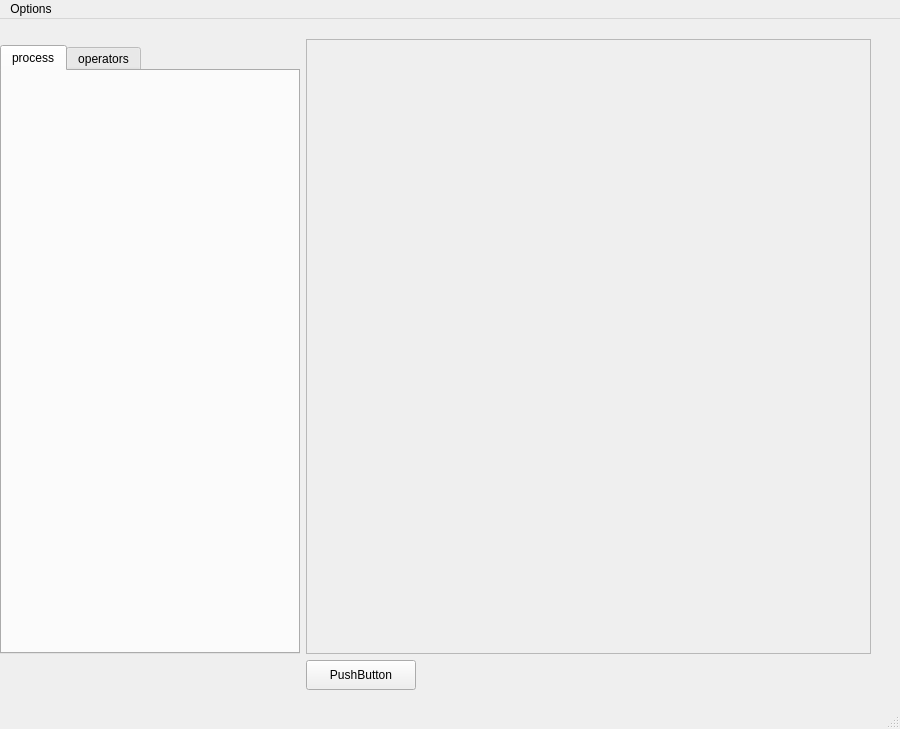
First picture: the form in UI/mainwindow.ui, repository FreddyDurkee/HipSegmenter, before the edit.
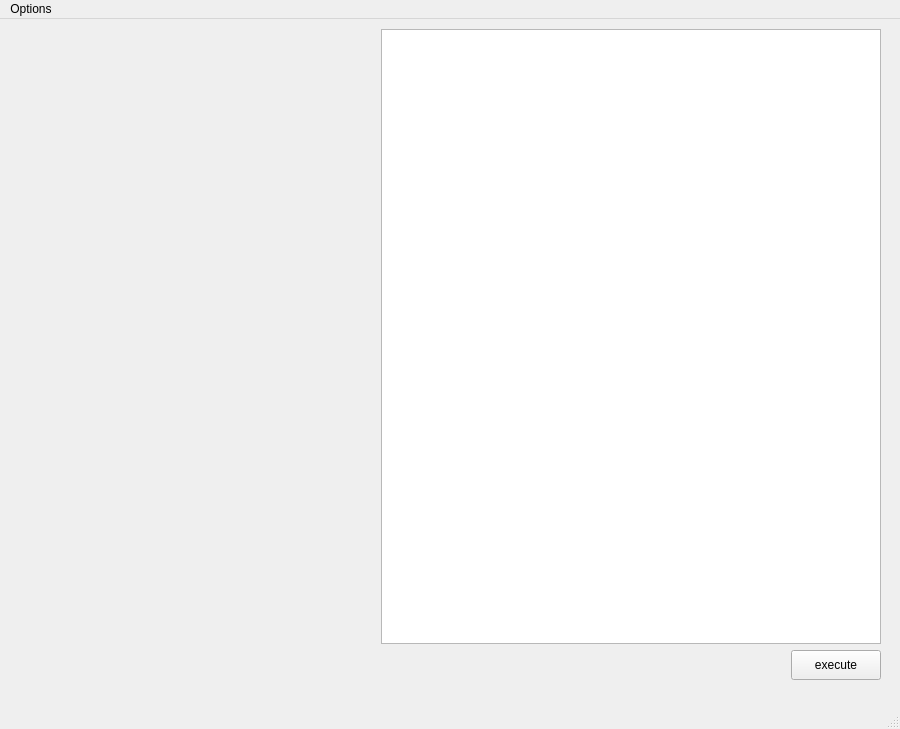
Second picture: the form after the edit. Custom widgets are drawn as their Qt base class.

Commit message: implement draggable OperationBlockLabel

Diff of the .ui file:
```diff
--- a/UI/mainwindow.ui
+++ b/UI/mainwindow.ui
@@ -24,7 +24,7 @@
   </property>
   <property name="maximumSize">
    <size>
-    <width>900</width>
+    <width>16777215</width>
     <height>16777215</height>
    </size>
   </property>
@@ -35,50 +35,15 @@
    <widget class="QWidget" name="layoutWidget">
     <property name="geometry">
      <rect>
-      <x>0</x>
-      <y>20</y>
+      <x>10</x>
+      <y>10</y>
       <width>871</width>
       <height>651</height>
      </rect>
     </property>
     <layout class="QGridLayout" name="gridLayout">
-     <item row="1" column="1">
-      <widget class="QTabWidget" name="tabWidget">
-       <property name="sizePolicy">
-        <sizepolicy hsizetype="Expanding" vsizetype="Expanding">
-         <horstretch>5</horstretch>
-         <verstretch>0</verstretch>
-        </sizepolicy>
-       </property>
-       <property name="minimumSize">
-        <size>
-         <width>200</width>
-         <height>0</height>
-        </size>
-       </property>
-       <property name="maximumSize">
-        <size>
-         <width>300</width>
-         <height>16777215</height>
-        </size>
-       </property>
-       <property name="currentIndex">
-        <number>0</number>
-       </property>
-       <widget class="QWidget" name="processingTab">
-        <attribute name="title">
-         <string>process</string>
-        </attribute>
-       </widget>
-       <widget class="QWidget" name="operatorsTab">
-        <attribute name="title">
-         <string>operators</string>
-        </attribute>
-       </widget>
-      </widget>
-     </item>
-     <item row="2" column="2">
-      <widget class="QPushButton" name="pushButton">
+     <item row="1" column="2" alignment="Qt::AlignRight">
+      <widget class="QPushButton" name="executeButton">
        <property name="sizePolicy">
         <sizepolicy hsizetype="Expanding" vsizetype="Expanding">
          <horstretch>0</horstretch>
@@ -97,36 +62,34 @@
          <height>30</height>
         </size>
        </property>
+       <property name="layoutDirection">
+        <enum>Qt::LeftToRight</enum>
+       </property>
        <property name="text">
-        <string>PushButton</string>
+        <string>execute</string>
        </property>
       </widget>
      </item>
-     <item row="0" column="2" rowspan="2">
-      <widget class="QFrame" name="blockDiagramArea">
-       <property name="sizePolicy">
-        <sizepolicy hsizetype="Expanding" vsizetype="Expanding">
-         <horstretch>0</horstretch>
-         <verstretch>0</verstretch>
-        </sizepolicy>
-       </property>
+     <item row="0" column="2">
+      <widget class="QListWidget" name="listWidget">
        <property name="minimumSize">
         <size>
          <width>500</width>
          <height>600</height>
         </size>
        </property>
-       <property name="maximumSize">
-        <size>
-         <width>800</width>
-         <height>16777215</height>
-        </size>
+      </widget>
+     </item>
+     <item row="0" column="1">
+      <widget class="OperationsToolBox" name="toolBox">
+       <property name="sizePolicy">
+        <sizepolicy hsizetype="Preferred" vsizetype="Preferred">
+         <horstretch>30</horstretch>
+         <verstretch>0</verstretch>
+        </sizepolicy>
        </property>
-       <property name="frameShape">
-        <enum>QFrame::StyledPanel</enum>
-       </property>
-       <property name="frameShadow">
-        <enum>QFrame::Raised</enum>
+       <property name="currentIndex">
+        <number>-1</number>
        </property>
       </widget>
      </item>
@@ -166,6 +129,14 @@
    </property>
   </action>
  </widget>
+ <customwidgets>
+  <customwidget>
+   <class>OperationsToolBox</class>
+   <extends>QToolBox</extends>
+   <header location="global">OperationsToolBox.h</header>
+   <container>1</container>
+  </customwidget>
+ </customwidgets>
  <resources/>
  <connections/>
 </ui>
```
Left out of the diff: 2 changed lines with no effect on the pictures. The commit also changes 13 other files.
